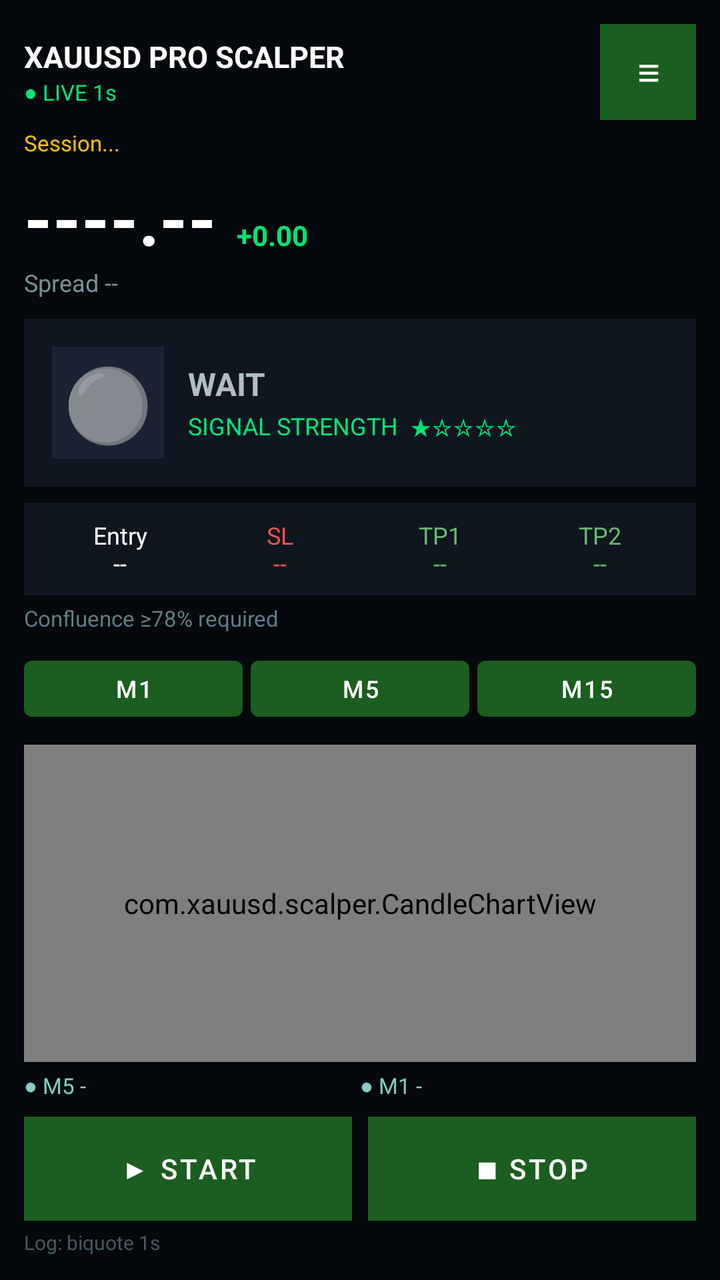
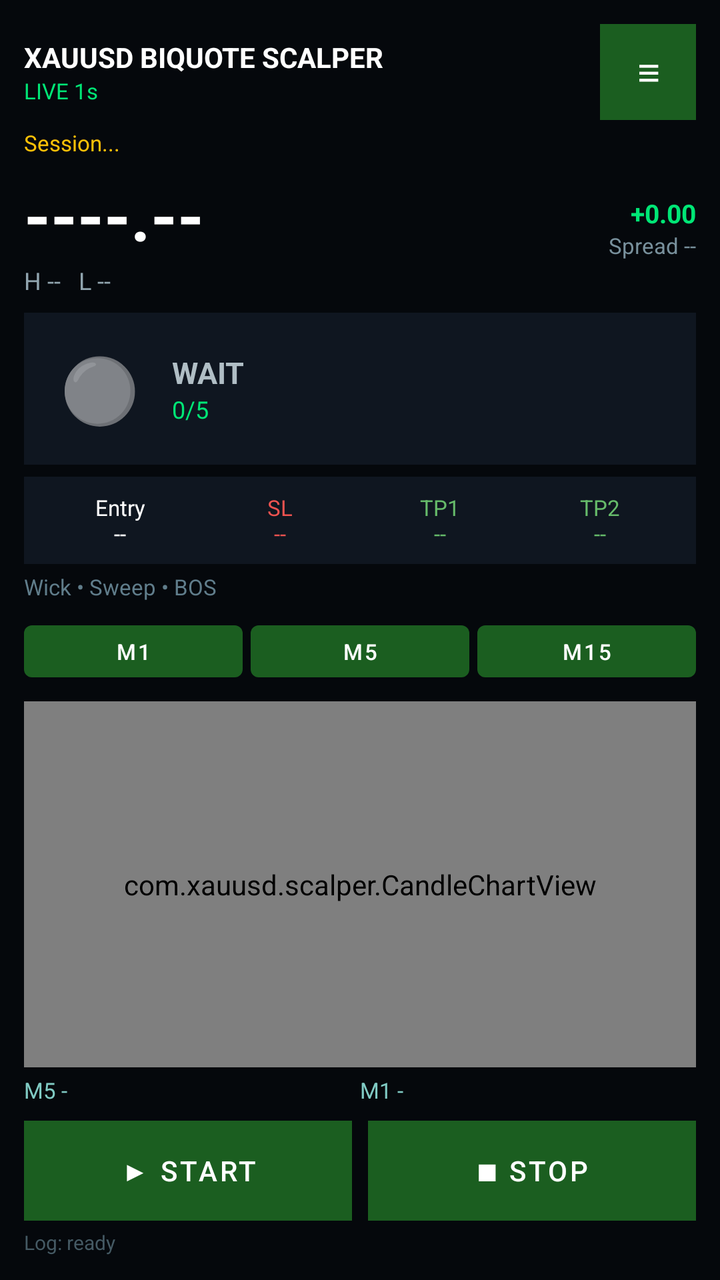

The first picture is an Android layout as it rendered before a commit; the second is the same layout after the commit. The layout source and the unified diff follow.
<!-- AndroidManifest.xml: application theme Theme.XAUUSDScalper -->
<!-- res/layout/activity_main.xml -->
<?xml version="1.0" encoding="utf-8"?>
<LinearLayout xmlns:android="http://schemas.android.com/apk/res/android"
    android:layout_width="match_parent"
    android:layout_height="match_parent"
    android:orientation="vertical"
    android:background="#05080C"
    android:padding="12dp">

    
    <LinearLayout
        android:layout_width="match_parent"
        android:layout_height="wrap_content"
        android:orientation="horizontal"
        android:gravity="center_vertical">

        <LinearLayout
            android:layout_width="0dp"
            android:layout_height="wrap_content"
            android:layout_weight="1"
            android:orientation="vertical">
            <TextView
                android:layout_width="wrap_content"
                android:layout_height="wrap_content"
                android:text="XAUUSD PRO SCALPER"
                android:textColor="#FFFFFF"
                android:textStyle="bold"
                android:textSize="15sp" />
            <TextView
                android:id="@+id/connection"
                android:layout_width="wrap_content"
                android:layout_height="wrap_content"
                android:text="● LIVE 1s"
                android:textColor="#00E676"
                android:textSize="11sp" />
        </LinearLayout>

        <Button
            android:id="@+id/btnMenu"
            android:layout_width="48dp"
            android:layout_height="48dp"
            android:text="≡"
            android:textSize="20sp"
            android:textColor="#FFFFFF"
            android:background="#1A2332" />
    </LinearLayout>

    <TextView
        android:id="@+id/ticker"
        android:layout_width="match_parent"
        android:layout_height="wrap_content"
        android:textColor="#FFC107"
        android:textSize="11sp"
        android:singleLine="true"
        android:ellipsize="marquee"
        android:marqueeRepeatLimit="marquee_forever"
        android:focusable="true"
        android:focusableInTouchMode="true"
        android:scrollHorizontally="true"
        android:layout_marginTop="4dp"
        android:text="Session..." />

    
    <LinearLayout
        android:layout_width="match_parent"
        android:layout_height="wrap_content"
        android:orientation="horizontal"
        android:gravity="bottom"
        android:layout_marginTop="6dp">
        <TextView
            android:id="@+id/price"
            android:layout_width="wrap_content"
            android:layout_height="wrap_content"
            android:text="----.--"
            android:textColor="#FFFFFF"
            android:textSize="36sp"
            android:textStyle="bold" />
        <TextView
            android:id="@+id/priceChange"
            android:layout_width="wrap_content"
            android:layout_height="wrap_content"
            android:layout_marginStart="10dp"
            android:text="+0.00"
            android:textColor="#00E676"
            android:textSize="14sp"
            android:textStyle="bold" />
    </LinearLayout>

    <TextView
        android:id="@+id/spreadLine"
        android:layout_width="match_parent"
        android:layout_height="wrap_content"
        android:text="Spread --"
        android:textColor="#78909C"
        android:textSize="12sp" />

    
    <LinearLayout
        android:layout_width="match_parent"
        android:layout_height="wrap_content"
        android:orientation="horizontal"
        android:background="#0F1620"
        android:padding="14dp"
        android:layout_marginTop="10dp"
        android:gravity="center_vertical">

        <TextView
            android:id="@+id/lamp"
            android:layout_width="56dp"
            android:layout_height="56dp"
            android:gravity="center"
            android:text="⚪"
            android:textSize="36sp"
            android:background="#1A2332" />

        <LinearLayout
            android:layout_width="0dp"
            android:layout_height="wrap_content"
            android:layout_weight="1"
            android:orientation="vertical"
            android:layout_marginStart="12dp">
            <TextView
                android:id="@+id/signalState"
                android:layout_width="match_parent"
                android:layout_height="wrap_content"
                android:text="WAIT"
                android:textColor="#B0BEC5"
                android:textSize="16sp"
                android:textStyle="bold" />
            <TextView
                android:id="@+id/confidence"
                android:layout_width="match_parent"
                android:layout_height="wrap_content"
                android:text="SIGNAL STRENGTH  ★☆☆☆☆"
                android:textColor="#00E676"
                android:textSize="12sp"
                android:layout_marginTop="2dp" />
        </LinearLayout>
    </LinearLayout>

    
    <LinearLayout
        android:layout_width="match_parent"
        android:layout_height="wrap_content"
        android:orientation="horizontal"
        android:layout_marginTop="8dp"
        android:background="#0F1620"
        android:padding="8dp">
        <TextView android:id="@+id/boxEntry" android:layout_width="0dp" android:layout_height="wrap_content" android:layout_weight="1" android:gravity="center" android:text="Entry\n--" android:textColor="#FFFFFF" android:textSize="12sp" />
        <TextView android:id="@+id/boxSl" android:layout_width="0dp" android:layout_height="wrap_content" android:layout_weight="1" android:gravity="center" android:text="SL\n--" android:textColor="#EF5350" android:textSize="12sp" />
        <TextView android:id="@+id/boxTp1" android:layout_width="0dp" android:layout_height="wrap_content" android:layout_weight="1" android:gravity="center" android:text="TP1\n--" android:textColor="#66BB6A" android:textSize="12sp" />
        <TextView android:id="@+id/boxTp2" android:layout_width="0dp" android:layout_height="wrap_content" android:layout_weight="1" android:gravity="center" android:text="TP2\n--" android:textColor="#66BB6A" android:textSize="12sp" />
    </LinearLayout>

    <TextView
        android:id="@+id/signalDetail"
        android:layout_width="match_parent"
        android:layout_height="wrap_content"
        android:textColor="#607D8B"
        android:textSize="11sp"
        android:layout_marginTop="4dp"
        android:text="Confluence ≥78% required" />

    
    <LinearLayout
        android:layout_width="match_parent"
        android:layout_height="wrap_content"
        android:orientation="horizontal"
        android:layout_marginTop="8dp">
        <Button android:id="@+id/tfM1" android:layout_width="0dp" android:layout_height="40dp" android:layout_weight="1" android:text="M1" android:textSize="12sp" />
        <Button android:id="@+id/tfM5" android:layout_width="0dp" android:layout_height="40dp" android:layout_weight="1" android:text="M5" android:textSize="12sp" android:layout_marginStart="4dp" />
        <Button android:id="@+id/tfM15" android:layout_width="0dp" android:layout_height="40dp" android:layout_weight="1" android:text="M15" android:textSize="12sp" android:layout_marginStart="4dp" />
    </LinearLayout>

    <com.xauusd.scalper.CandleChartView
        android:id="@+id/chart"
        android:layout_width="match_parent"
        android:layout_height="0dp"
        android:layout_weight="1"
        android:layout_marginTop="8dp" />

    <LinearLayout
        android:layout_width="match_parent"
        android:layout_height="wrap_content"
        android:orientation="horizontal"
        android:layout_marginTop="4dp">
        <TextView android:id="@+id/m5Bias" android:layout_width="0dp" android:layout_height="wrap_content" android:layout_weight="1" android:text="● M5 -" android:textColor="#80CBC4" android:textSize="11sp" />
        <TextView android:id="@+id/m1State" android:layout_width="0dp" android:layout_height="wrap_content" android:layout_weight="1" android:text="● M1 -" android:textColor="#80CBC4" android:textSize="11sp" />
    </LinearLayout>

    <LinearLayout
        android:layout_width="match_parent"
        android:layout_height="wrap_content"
        android:orientation="horizontal"
        android:layout_marginTop="8dp">
        <Button
            android:id="@+id/btnStart"
            android:layout_width="0dp"
            android:layout_height="52dp"
            android:layout_weight="1"
            android:text="▶ START"
            android:textColor="#FFFFFF"
            android:background="#1B5E20" />
        <Button
            android:id="@+id/btnStop"
            android:layout_width="0dp"
            android:layout_height="52dp"
            android:layout_weight="1"
            android:text="■ STOP"
            android:textColor="#FFFFFF"
            android:background="#B71C1C"
            android:layout_marginStart="8dp" />
    </LinearLayout>

    <TextView
        android:id="@+id/log"
        android:layout_width="match_parent"
        android:layout_height="wrap_content"
        android:textColor="#455A64"
        android:textSize="10sp"
        android:layout_marginTop="4dp"
        android:text="Log: biquote 1s" />
</LinearLayout>
<!-- resources referenced by this layout -->
<resources>
  <style name="Theme.XAUUSDScalper" parent="Theme.MaterialComponents.DayNight.NoActionBar">
          <item name="colorPrimary">#1B5E20</item>
          <item name="colorPrimaryVariant">#0D1B12</item>
          <item name="colorOnPrimary">#FFFFFF</item>
          <item name="android:statusBarColor">#0D1015</item>
          <item name="android:navigationBarColor">#0D1015</item>
          <item name="android:windowBackground">#0D1015</item>
      </style>
</resources>

<!-- the commit's change to res/layout/activity_main.xml (unified diff, before → after) -->
@@ -6,7 +6,6 @@
     android:background="#05080C"
     android:padding="12dp">
 
-    
     <LinearLayout
         android:layout_width="match_parent"
         android:layout_height="wrap_content"
@@ -21,15 +20,15 @@
             <TextView
                 android:layout_width="wrap_content"
                 android:layout_height="wrap_content"
-                android:text="XAUUSD PRO SCALPER"
+                android:text="XAUUSD BIQUOTE SCALPER"
                 android:textColor="#FFFFFF"
                 android:textStyle="bold"
-                android:textSize="15sp" />
+                android:textSize="14sp" />
             <TextView
                 android:id="@+id/connection"
                 android:layout_width="wrap_content"
                 android:layout_height="wrap_content"
-                android:text="● LIVE 1s"
+                android:text="LIVE 1s"
                 android:textColor="#00E676"
                 android:textSize="11sp" />
         </LinearLayout>
@@ -59,7 +58,6 @@
         android:layout_marginTop="4dp"
         android:text="Session..." />
 
-    
     <LinearLayout
         android:layout_width="match_parent"
         android:layout_height="wrap_content"
@@ -68,87 +66,100 @@
         android:layout_marginTop="6dp">
         <TextView
             android:id="@+id/price"
-            android:layout_width="wrap_content"
-            android:layout_height="wrap_content"
+            android:layout_width="0dp"
+            android:layout_height="wrap_content"
+            android:layout_weight="1"
             android:text="----.--"
             android:textColor="#FFFFFF"
-            android:textSize="36sp"
+            android:textSize="34sp"
             android:textStyle="bold" />
+        <LinearLayout
+            android:layout_width="wrap_content"
+            android:layout_height="wrap_content"
+            android:orientation="vertical"
+            android:gravity="end">
+            <TextView
+                android:id="@+id/priceChange"
+                android:layout_width="wrap_content"
+                android:layout_height="wrap_content"
+                android:text="+0.00"
+                android:textColor="#00E676"
+                android:textSize="13sp"
+                android:textStyle="bold" />
+            <TextView
+                android:id="@+id/spreadLine"
+                android:layout_width="wrap_content"
+                android:layout_height="wrap_content"
+                android:text="Spread --"
+                android:textColor="#78909C"
+                android:textSize="11sp" />
+        </LinearLayout>
+    </LinearLayout>
+
+    <LinearLayout
+        android:layout_width="match_parent"
+        android:layout_height="wrap_content"
+        android:orientation="horizontal"
+        android:layout_marginTop="2dp">
         <TextView
-            android:id="@+id/priceChange"
-            android:layout_width="wrap_content"
-            android:layout_height="wrap_content"
-            android:layout_marginStart="10dp"
-            android:text="+0.00"
-            android:textColor="#00E676"
-            android:textSize="14sp"
-            android:textStyle="bold" />
-    </LinearLayout>
-
-    <TextView
-        android:id="@+id/spreadLine"
-        android:layout_width="match_parent"
-        android:layout_height="wrap_content"
-        android:text="Spread --"
-        android:textColor="#78909C"
-        android:textSize="12sp" />
-
-    
+            android:id="@+id/highLow"
+            android:layout_width="match_parent"
+            android:layout_height="wrap_content"
+            android:text="H --   L --"
+            android:textColor="#90A4AE"
+            android:textSize="12sp" />
+    </LinearLayout>
+
     <LinearLayout
         android:layout_width="match_parent"
         android:layout_height="wrap_content"
         android:orientation="horizontal"
         android:background="#0F1620"
-        android:padding="14dp"
-        android:layout_marginTop="10dp"
+        android:padding="12dp"
+        android:layout_marginTop="8dp"
         android:gravity="center_vertical">
-
         <TextView
             android:id="@+id/lamp"
-            android:layout_width="56dp"
-            android:layout_height="56dp"
+            android:layout_width="52dp"
+            android:layout_height="52dp"
             android:gravity="center"
             android:text="⚪"
-            android:textSize="36sp"
-            android:background="#1A2332" />
-
+            android:textSize="32sp" />
         <LinearLayout
             android:layout_width="0dp"
             android:layout_height="wrap_content"
             android:layout_weight="1"
             android:orientation="vertical"
-            android:layout_marginStart="12dp">
+            android:layout_marginStart="10dp">
             <TextView
                 android:id="@+id/signalState"
                 android:layout_width="match_parent"
                 android:layout_height="wrap_content"
                 android:text="WAIT"
                 android:textColor="#B0BEC5"
-                android:textSize="16sp"
+                android:textSize="15sp"
                 android:textStyle="bold" />
             <TextView
                 android:id="@+id/confidence"
                 android:layout_width="match_parent"
                 android:layout_height="wrap_content"
-                android:text="SIGNAL STRENGTH  ★☆☆☆☆"
+                android:text="0/5"
                 android:textColor="#00E676"
-                android:textSize="12sp"
-                android:layout_marginTop="2dp" />
+                android:textSize="12sp" />
         </LinearLayout>
     </LinearLayout>
 
-    
-    <LinearLayout
-        android:layout_width="match_parent"
-        android:layout_height="wrap_content"
-        android:orientation="horizontal"
-        android:layout_marginTop="8dp"
+    <LinearLayout
+        android:layout_width="match_parent"
+        android:layout_height="wrap_content"
+        android:orientation="horizontal"
+        android:layout_marginTop="6dp"
         android:background="#0F1620"
         android:padding="8dp">
-        <TextView android:id="@+id/boxEntry" android:layout_width="0dp" android:layout_height="wrap_content" android:layout_weight="1" android:gravity="center" android:text="Entry\n--" android:textColor="#FFFFFF" android:textSize="12sp" />
-        <TextView android:id="@+id/boxSl" android:layout_width="0dp" android:layout_height="wrap_content" android:layout_weight="1" android:gravity="center" android:text="SL\n--" android:textColor="#EF5350" android:textSize="12sp" />
-        <TextView android:id="@+id/boxTp1" android:layout_width="0dp" android:layout_height="wrap_content" android:layout_weight="1" android:gravity="center" android:text="TP1\n--" android:textColor="#66BB6A" android:textSize="12sp" />
-        <TextView android:id="@+id/boxTp2" android:layout_width="0dp" android:layout_height="wrap_content" android:layout_weight="1" android:gravity="center" android:text="TP2\n--" android:textColor="#66BB6A" android:textSize="12sp" />
+        <TextView android:id="@+id/boxEntry" android:layout_width="0dp" android:layout_height="wrap_content" android:layout_weight="1" android:gravity="center" android:text="Entry\n--" android:textColor="#FFFFFF" android:textSize="11sp" />
+        <TextView android:id="@+id/boxSl" android:layout_width="0dp" android:layout_height="wrap_content" android:layout_weight="1" android:gravity="center" android:text="SL\n--" android:textColor="#EF5350" android:textSize="11sp" />
+        <TextView android:id="@+id/boxTp1" android:layout_width="0dp" android:layout_height="wrap_content" android:layout_weight="1" android:gravity="center" android:text="TP1\n--" android:textColor="#66BB6A" android:textSize="11sp" />
+        <TextView android:id="@+id/boxTp2" android:layout_width="0dp" android:layout_height="wrap_content" android:layout_weight="1" android:gravity="center" android:text="TP2\n--" android:textColor="#66BB6A" android:textSize="11sp" />
     </LinearLayout>
 
     <TextView
@@ -158,17 +169,16 @@
         android:textColor="#607D8B"
         android:textSize="11sp"
         android:layout_marginTop="4dp"
-        android:text="Confluence ≥78% required" />
-
-    
-    <LinearLayout
-        android:layout_width="match_parent"
-        android:layout_height="wrap_content"
-        android:orientation="horizontal"
-        android:layout_marginTop="8dp">
-        <Button android:id="@+id/tfM1" android:layout_width="0dp" android:layout_height="40dp" android:layout_weight="1" android:text="M1" android:textSize="12sp" />
-        <Button android:id="@+id/tfM5" android:layout_width="0dp" android:layout_height="40dp" android:layout_weight="1" android:text="M5" android:textSize="12sp" android:layout_marginStart="4dp" />
-        <Button android:id="@+id/tfM15" android:layout_width="0dp" android:layout_height="40dp" android:layout_weight="1" android:text="M15" android:textSize="12sp" android:layout_marginStart="4dp" />
+        android:text="Wick • Sweep • BOS" />
+
+    <LinearLayout
+        android:layout_width="match_parent"
+        android:layout_height="wrap_content"
+        android:orientation="horizontal"
+        android:layout_marginTop="6dp">
+        <Button android:id="@+id/tfM1" android:layout_width="0dp" android:layout_height="38dp" android:layout_weight="1" android:text="M1" android:textSize="11sp" />
+        <Button android:id="@+id/tfM5" android:layout_width="0dp" android:layout_height="38dp" android:layout_weight="1" android:text="M5" android:textSize="11sp" android:layout_marginStart="4dp" />
+        <Button android:id="@+id/tfM15" android:layout_width="0dp" android:layout_height="38dp" android:layout_weight="1" android:text="M15" android:textSize="11sp" android:layout_marginStart="4dp" />
     </LinearLayout>
 
     <com.xauusd.scalper.CandleChartView
@@ -176,15 +186,15 @@
         android:layout_width="match_parent"
         android:layout_height="0dp"
         android:layout_weight="1"
-        android:layout_marginTop="8dp" />
+        android:layout_marginTop="6dp" />
 
     <LinearLayout
         android:layout_width="match_parent"
         android:layout_height="wrap_content"
         android:orientation="horizontal"
         android:layout_marginTop="4dp">
-        <TextView android:id="@+id/m5Bias" android:layout_width="0dp" android:layout_height="wrap_content" android:layout_weight="1" android:text="● M5 -" android:textColor="#80CBC4" android:textSize="11sp" />
-        <TextView android:id="@+id/m1State" android:layout_width="0dp" android:layout_height="wrap_content" android:layout_weight="1" android:text="● M1 -" android:textColor="#80CBC4" android:textSize="11sp" />
+        <TextView android:id="@+id/m5Bias" android:layout_width="0dp" android:layout_height="wrap_content" android:layout_weight="1" android:text="M5 -" android:textColor="#80CBC4" android:textSize="11sp" />
+        <TextView android:id="@+id/m1State" android:layout_width="0dp" android:layout_height="wrap_content" android:layout_weight="1" android:text="M1 -" android:textColor="#80CBC4" android:textSize="11sp" />
     </LinearLayout>
 
     <LinearLayout
@@ -195,19 +205,19 @@
         <Button
             android:id="@+id/btnStart"
             android:layout_width="0dp"
-            android:layout_height="52dp"
+            android:layout_height="50dp"
             android:layout_weight="1"
             android:text="▶ START"
-            android:textColor="#FFFFFF"
-            android:background="#1B5E20" />
+            android:background="#1B5E20"
+            android:textColor="#FFFFFF" />
         <Button
             android:id="@+id/btnStop"
             android:layout_width="0dp"
-            android:layout_height="52dp"
+            android:layout_height="50dp"
             android:layout_weight="1"
             android:text="■ STOP"
+            android:background="#B71C1C"
             android:textColor="#FFFFFF"
-            android:background="#B71C1C"
             android:layout_marginStart="8dp" />
     </LinearLayout>
 
@@ -218,5 +228,5 @@
         android:textColor="#455A64"
         android:textSize="10sp"
         android:layout_marginTop="4dp"
-        android:text="Log: biquote 1s" />
+        android:text="Log: ready" />
 </LinearLayout>
